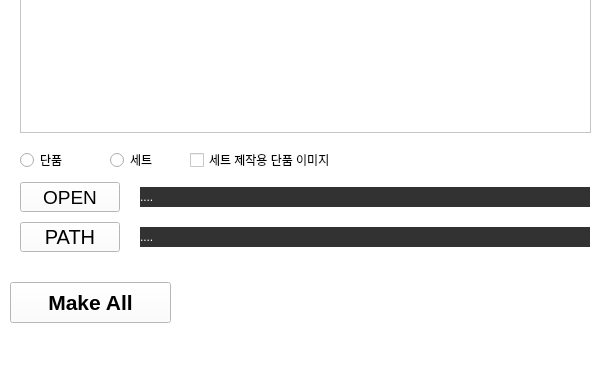
Above: 03_resource/ui_imageMaking.ui from suni1015/ImageMaking before the change; both pictures show x 0 to 600 and y 348 to 723 of the 600 by 723 pixel window. Below: the same form after it.
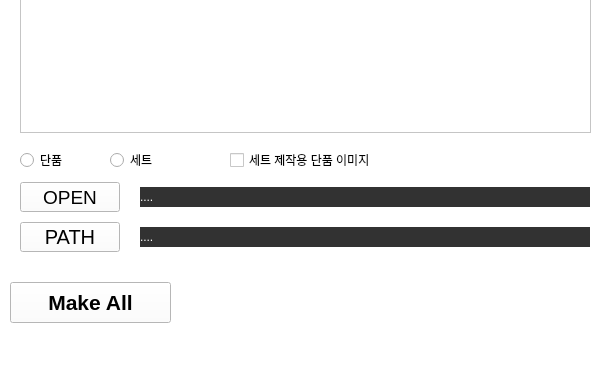
That is the form after the change.

The edit to the form file:
```diff
--- a/03_resource/ui_imageMaking.ui
+++ b/03_resource/ui_imageMaking.ui
@@ -249,9 +249,9 @@
    <widget class="QCheckBox" name="check_set">
     <property name="geometry">
      <rect>
-      <x>190</x>
+      <x>230</x>
       <y>500</y>
-      <width>161</width>
+      <width>201</width>
       <height>16</height>
      </rect>
     </property>
```
Left out of the diff: 2 changed lines with no effect on the pictures.
